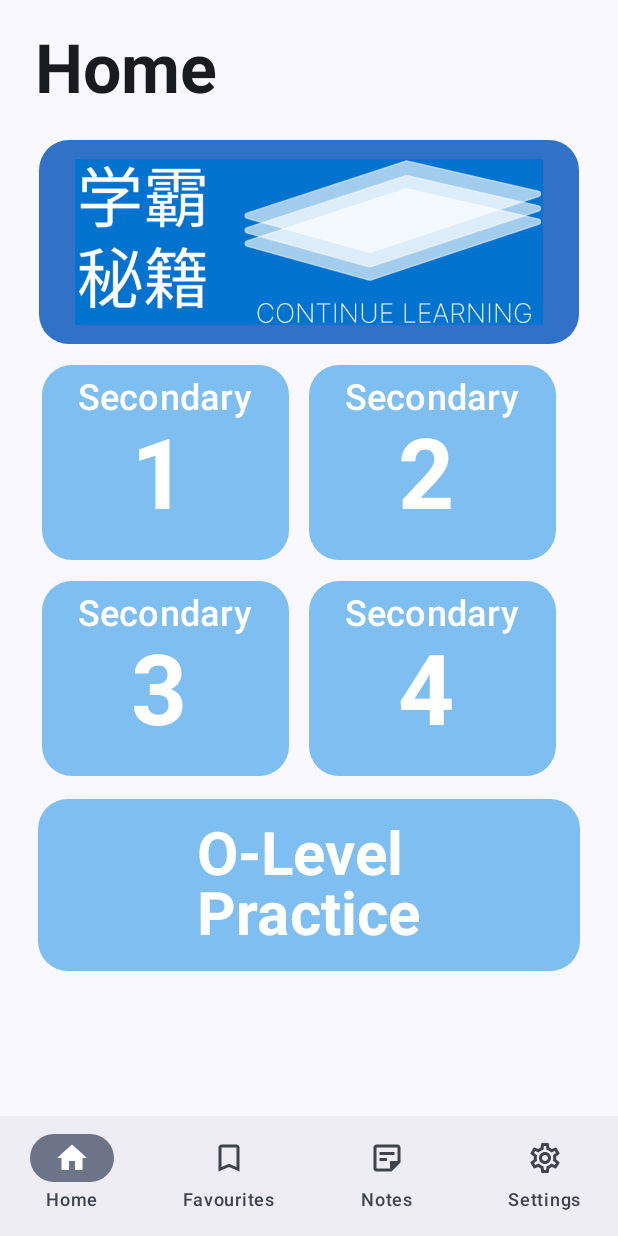
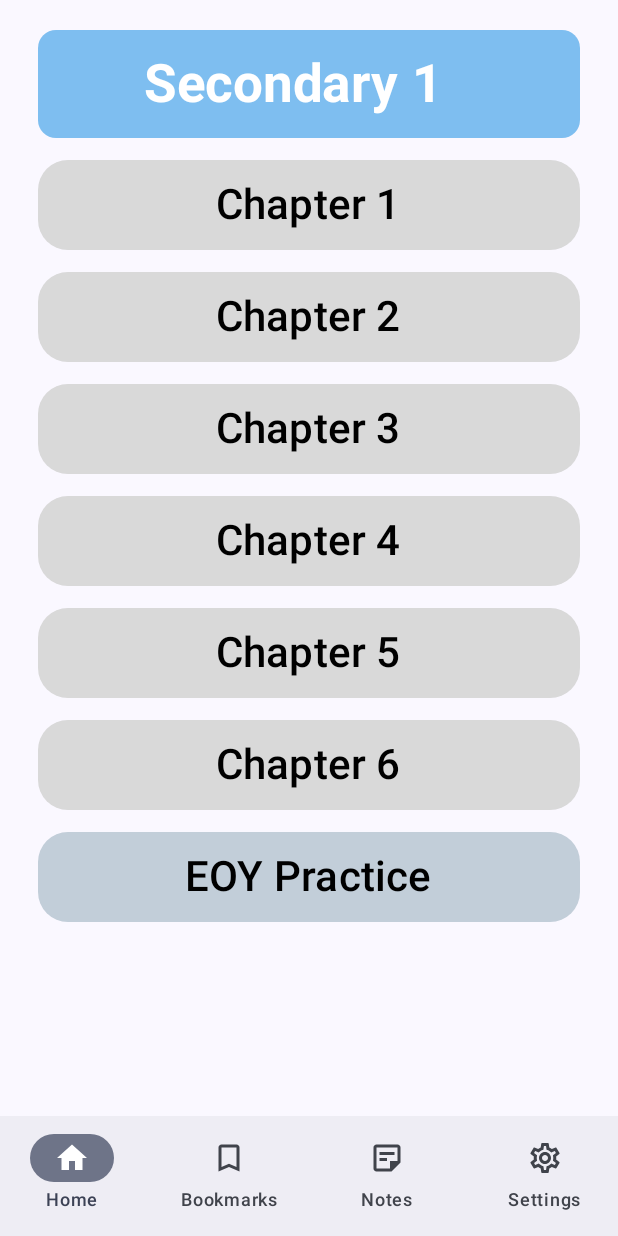
Before and after one commit to klaag-co/xuemi, an Android app built with Jetpack Compose: the screen it shows after launch (MainActivity), after a tap on "Secondary", on a phone screen of 412 x 824 dp. Run offline under Robolectric (Android 15) with nearby library versions, the phone set to English and light mode, and no system bars.

Commit message:
Add Chapters, Topics, Quiz

```diff
--- a/Android/app/src/main/java/com/example/xuemi/Flashcards.kt
+++ b/Android/app/src/main/java/com/example/xuemi/Flashcards.kt
@@ -1,5 +1,7 @@
 package com.example.xuemi
 
+import android.adservices.topics.Topic
+import androidx.compose.foundation.layout.Column
 import androidx.compose.foundation.layout.Row
 import androidx.compose.foundation.layout.absolutePadding
 import androidx.compose.foundation.layout.fillMaxWidth
@@ -11,6 +13,8 @@ import androidx.compose.material3.Card
 import androidx.compose.material3.CardDefaults
 import androidx.compose.material3.Text
 import androidx.compose.runtime.Composable
+import androidx.compose.runtime.collectAsState
+import androidx.compose.runtime.getValue
 import androidx.compose.ui.Modifier
 import androidx.compose.ui.graphics.Color
 import androidx.compose.ui.text.font.FontWeight
@@ -18,37 +22,175 @@ import androidx.compose.ui.text.style.TextAlign
 import androidx.compose.ui.tooling.preview.Preview
 import androidx.compose.ui.unit.dp
 import androidx.compose.ui.unit.sp
+import androidx.navigation.NavController
+import androidx.navigation.compose.rememberNavController
 import com.example.xuemi.ui.theme.XuemiTheme
 
 @Composable
-fun Secondary(viewModel: MyViewModel) {
-    val numOfChapters = listOf<Int>(6, )
+fun Secondary(viewModel: MyViewModel, navController: NavController) {
+    val showButton by viewModel.showButton.collectAsState()
+    Column {
+        title(viewModel = viewModel)
+        chaptertemplate(viewModel, navController, "1")
+        chaptertemplate(viewModel, navController,"2")
+        chaptertemplate(viewModel, navController,"3")
+        chaptertemplate(viewModel, navController,"4")
+        chaptertemplate(viewModel, navController,"5")
+        if (showButton) {
+            chaptertemplate(viewModel, navController, "6")
+        }
+        Button(
+            onClick = { },
+            colors = ButtonDefaults.buttonColors(Color(194, 206, 217)),
+            shape = RoundedCornerShape(20.dp),
+            modifier = Modifier
+                .fillMaxWidth()
+                .padding(horizontal = 25.dp, vertical = 7.dp)
+        ) {
+            Column {
+                Text(
+                    text = "EOY Practice",
+                    color = Color.Black,
+                    fontSize = 28.sp,
+                    modifier = Modifier
+                        .padding(5.dp)
 
-    Card(modifier = Modifier.fillMaxWidth().padding(horizontal = 25.dp, vertical = 15.dp),
+                )
+            }
+        }
+
+    }
+
+}
+
+@Composable
+fun Chapter(viewModel: MyViewModel, navController: NavController) {
+    Column {
+        title(viewModel)
+        topictemplate(viewModel, navController, "1")
+        topictemplate(viewModel, navController,"2")
+        topictemplate(viewModel, navController,"3")
+    }
+}
+
+@Composable
+fun Topic(viewModel: MyViewModel) {
+    Column {
+        title(viewModel)
+        quiztemplate(viewModel, "Handwriting")
+        quiztemplate(viewModel, "MCQ")
+        quiztemplate(viewModel, "Flashcards")
+    }
+}
+
+
+////////////////////////////////////////////////////////////////////////////////////////////////////////////////
+
+
+@Composable
+fun title(viewModel: MyViewModel) {
+    Card(
+        modifier = Modifier
+            .fillMaxWidth()
+            .absolutePadding(top = 20.dp, bottom = 7.dp, right = 25.dp, left = 25.dp),
         colors = CardDefaults.cardColors(
-        containerColor = Color(126, 190, 240),
+            containerColor = Color(126, 190, 240),
             contentColor = Color.White
-    )){
+        )
+    ) {
         Row {
             Text(
-                text = "Secondary ${viewModel.getSecondary()}",
+                text = "Secondary ${viewModel.getFromList(0)}",
                 textAlign = TextAlign.Center,
-                fontSize = 30.sp,
+                fontSize = 35.sp,
                 fontWeight = FontWeight.Bold,
-                modifier = Modifier.absolutePadding(top = 10.dp, bottom = 10.dp, right = 5.dp, left = 80.dp)
+                modifier = Modifier.absolutePadding(
+                    top = 15.dp,
+                    bottom = 15.dp,
+                    right = 10.dp,
+                    left = 70.dp
+                )
             )
 
         }
     }
 }
 
+@Composable
+fun quiztemplate(viewModel: MyViewModel, quiz: String?) {
+    Button(
+        onClick = { viewModel.updateItem(3, "${quiz?.first()}")
+                  },
+        colors = ButtonDefaults.buttonColors(Color(217, 217, 217)),
+        shape = RoundedCornerShape(20.dp),
+        modifier = Modifier
+            .fillMaxWidth()
+            .padding(horizontal = 25.dp, vertical = 7.dp)
+    ) {
+        Column {
+            Text(
+                text = "$quiz",
+                color = Color.Black,
+                fontSize = 28.sp,
+                modifier = Modifier
+                    .padding(5.dp)
 
+            )
+        }
+    }
+}
+@Composable
+fun chaptertemplate(viewModel: MyViewModel, navController: NavController, chapter: String?) {
+    Button(
+        onClick = {
+            navController.navigate("chapter")
+            viewModel.updateItem(1, "$chapter") },
+        colors = ButtonDefaults.buttonColors(Color(217, 217, 217)),
+        shape = RoundedCornerShape(20.dp),
+        modifier = Modifier
+            .fillMaxWidth()
+            .padding(horizontal = 25.dp, vertical = 7.dp)
+    ) {
+        Column {
+            Text(
+                text = "Chapter $chapter",
+                color = Color.Black,
+                fontSize = 28.sp,
+                modifier = Modifier
+                    .padding(5.dp)
+
+            )
+        }
+    }
+}
+@Composable
+fun topictemplate(viewModel: MyViewModel, navController: NavController, topic: String?) {
+    Button(
+        onClick = { viewModel.updateItem(2, "$topic")
+                  navController.navigate("topic") },
+        colors = ButtonDefaults.buttonColors(Color(217, 217, 217)),
+        shape = RoundedCornerShape(20.dp),
+        modifier = Modifier
+            .fillMaxWidth()
+            .padding(horizontal = 25.dp, vertical = 7.dp)
+    ) {
+        Column {
+            Text(
+                text = "Topic $topic",
+                color = Color.Black,
+                fontSize = 28.sp,
+                modifier = Modifier
+                    .padding(5.dp)
+
+            )
+        }
+    }
+}
 
 
 @Preview(showSystemUi = true)
 @Composable
 fun FlashcardPreview() {
     XuemiTheme {
-        Secondary(viewModel = MyViewModel())
     }
 }
--- a/Android/app/src/main/java/com/example/xuemi/HomeView.kt
+++ b/Android/app/src/main/java/com/example/xuemi/HomeView.kt
@@ -27,7 +27,7 @@ import kotlinx.coroutines.flow.MutableStateFlow
 import kotlinx.coroutines.flow.StateFlow
 
 class MyViewModel : ViewModel() {
-    private val _items = MutableStateFlow(listOf("N", "N", "N"))
+    private val _items = MutableStateFlow(listOf("N", "N", "N", "N"))
     val items: StateFlow<List<String>> = _items
 
     fun updateItem(index: Int, newItem: String) {
@@ -37,9 +37,20 @@ class MyViewModel : ViewModel() {
             _items.value = currentList
         }
     }
-    fun getSecondary(): String {
+    fun getFromList(index: Int): String {
         val currentList = _items.value.toMutableList()
-        return currentList[0]
+        return currentList[index]
+    }
+
+
+    private val _showButton = MutableStateFlow(true)
+    val showButton: StateFlow<Boolean> = _showButton
+
+    fun offButton() {
+        _showButton.value = false
+    }
+    fun onButton() {
+        _showButton.value = true
     }
 }
 
@@ -50,11 +61,10 @@ fun HomeNav() {
     val viewModel: MyViewModel = viewModel()
 
     NavHost(navController, startDestination = "home") {
-        composable("home") {Home(viewModel, navController)}
-        composable("flashcard") {backStackEntry ->
-            // Retrieving the argument passed via the route
-            Secondary(viewModel = viewModel)
-        }
+        composable("home") { Home(viewModel, navController) }
+        composable("secondary") { Secondary(viewModel, navController) }
+        composable("chapter")  { Chapter(viewModel, navController) }
+        composable("topic") { Topic(viewModel) }
     }
 }
 
@@ -83,13 +93,13 @@ fun Home(viewModel: MyViewModel, navController: NavController) {
             )
         }
         Row {// 1st button row
-            squaretemplate(viewModel = viewModel, navController = navController, secondary = "1", top = 14, bottom = 14, right = 12, left = 28)
-            squaretemplate(viewModel = viewModel, navController = navController, secondary = "2", top = 14, bottom = 14, right = 1, left = 1)
+            squaretemplate(viewModel = viewModel, navController = navController, sec4 = false, secondary = "1", top = 14, bottom = 14, right = 12, left = 28)
+            squaretemplate(viewModel = viewModel, navController = navController, sec4 = false, secondary = "2", top = 14, bottom = 14, right = 1, left = 1)
 
         }
         Row {// 2nd button row
-            squaretemplate(viewModel = viewModel, navController = navController, secondary = "3", top = 0, bottom = 0, right = 12, left = 28)
-            squaretemplate(viewModel = viewModel, navController = navController, secondary = "4", top = 0, bottom = 0, right = 1, left = 1)
+            squaretemplate(viewModel = viewModel, navController = navController, sec4 = false, secondary = "3", top = 0, bottom = 0, right = 12, left = 28)
+            squaretemplate(viewModel = viewModel, navController = navController, sec4 = true, secondary = "4", top = 0, bottom = 0, right = 1, left = 1)
 
         }
         Button(onClick = { /*TODO*/ },
@@ -115,10 +125,16 @@ fun Home(viewModel: MyViewModel, navController: NavController) {
 }
 
 @Composable
-fun squaretemplate(viewModel: MyViewModel, navController: NavController, secondary: String?, top: Int, bottom: Int, right: Int, left: Int) {
+fun squaretemplate(viewModel: MyViewModel, navController: NavController, sec4: Boolean, secondary: String?, top: Int, bottom: Int, right: Int, left: Int) {
     Button(
-        onClick = { navController.navigate("flashcard/$secondary")
-                  viewModel.updateItem(0, "$secondary")},
+        onClick = { navController.navigate("secondary")
+                  viewModel.updateItem(0, "$secondary")
+                  if (sec4) {
+                      viewModel.offButton()
+                  } else {
+                      viewModel.onButton()
+                  }
+                  },
         colors = ButtonDefaults.buttonColors(Color(126, 190, 240)), /*border = BorderStroke(6.dp,
                 Brush.verticalGradient(listOf(Color(90, 142, 179), Color.White))),*/
         modifier = Modifier.absolutePadding(
--- a/Android/app/src/main/java/com/example/xuemi/MainActivity.kt
+++ b/Android/app/src/main/java/com/example/xuemi/MainActivity.kt
@@ -1,6 +1,7 @@
 package com.example.xuemi
 
 import android.annotation.SuppressLint
+import android.content.Context
 import android.os.Bundle
 import androidx.activity.ComponentActivity
 import androidx.activity.compose.setContent
@@ -47,8 +48,8 @@ class MainActivity : ComponentActivity() {
                 selectedIcon = R.drawable.home,
                 unselectedIcon = R.drawable.o_home
             )
-            val favouritesTab = TabBarItem(
-                title = "Favourites",
+            val bookmarkTab = TabBarItem(
+                title = "Bookmarks",
                 selectedIcon = R.drawable.bookmark,
                 unselectedIcon = R.drawable.o_bookmark
             )
@@ -64,7 +65,7 @@ class MainActivity : ComponentActivity() {
             )
 
             // creating a list of all the tabs
-            val tabBarItems = listOf(homeTab, favouritesTab, notesTab, settingsTab)
+            val tabBarItems = listOf(homeTab, bookmarkTab, notesTab, settingsTab)
 
             // creating our navController
             val navController = rememberNavController()
@@ -80,7 +81,7 @@ class MainActivity : ComponentActivity() {
                             composable(homeTab.title) {
                                 HomeNav()
                             }
-                            composable(favouritesTab.title) {
+                            composable(bookmarkTab.title) {
                                 Favourites()
                             }
                             composable(notesTab.title) {
@@ -146,6 +147,6 @@ fun TabBarIconView(
 @Composable
 fun GreetingPreview() {
     XuemiTheme {
-        Secondary(viewModel = MyViewModel(), secondary = "2")
+        Secondary(viewModel = MyViewModel(), navController = rememberNavController())
     }
 }
```
